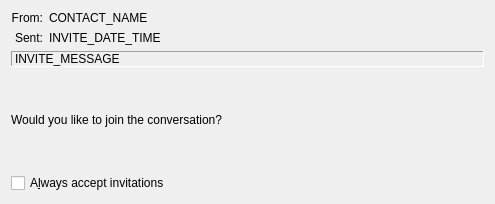
KDE/kopete, file protocols/groupwise/ui/gwshowinvitation.ui: the form before one commit.
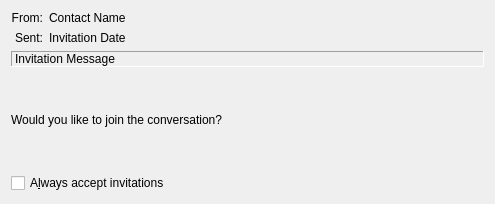
The form after the commit.

```diff
--- a/protocols/groupwise/ui/gwshowinvitation.ui
+++ b/protocols/groupwise/ui/gwshowinvitation.ui
@@ -55,7 +55,7 @@
         </sizepolicy>
        </property>
        <property name="text" >
-        <string>INVITE_DATE_TIME</string>
+        <string>Invitation Date</string>
        </property>
        <property name="wordWrap" >
         <bool>false</bool>
@@ -65,7 +65,7 @@
      <item row="0" column="1" >
       <widget class="QLabel" name="m_contactName" >
        <property name="text" >
-        <string>CONTACT_NAME</string>
+        <string>Contact Name</string>
        </property>
        <property name="wordWrap" >
         <bool>false</bool>
@@ -83,7 +83,7 @@
       <enum>QFrame::Sunken</enum>
      </property>
      <property name="text" >
-      <string>INVITE_MESSAGE</string>
+      <string>Invitation Message</string>
      </property>
      <property name="alignment" >
       <set>Qt::AlignVCenter</set>
```
